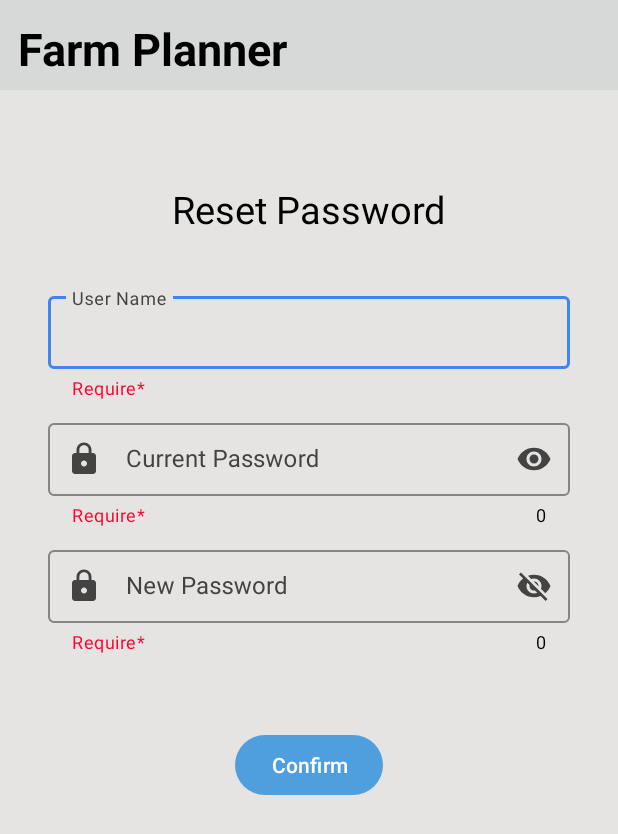
After one commit to nimeshkadecha/Dr.Kishan, an Android app: the _1_ForgotPassword screen opened directly, with no data from a screen before it, on a phone screen of 412 x 824 dp. The commit adds this screen. Shown: the top 834 px of the screen. Run offline under Robolectric (Android 15) with nearby library versions, the phone set to English and light mode, and no system bars; our stand-ins replace Firebase (no records; nobody signed in at launch, a user with empty details on screens opened directly).

Commit message:
completed forget password

```diff
--- a/app/src/main/AndroidManifest.xml
+++ b/app/src/main/AndroidManifest.xml
@@ -14,6 +14,9 @@
         android:supportsRtl="true"
         android:theme="@style/Theme.DrKishan"
         tools:targetApi="31">
+        <activity
+            android:name=".pages._1_ForgotPassword"
+            android:exported="false" />
         <activity
             android:name=".pages._4_ProductList_3_subStage"
             android:exported="false" />
--- a/app/src/main/java/com/nimeshkadecha/drkishan/pages/_1_LoginPage.java
+++ b/app/src/main/java/com/nimeshkadecha/drkishan/pages/_1_LoginPage.java
@@ -40,6 +40,11 @@ public class _1_LoginPage extends AppCompatActivity {
 		Button login = findViewById(R.id.loginBtn);
 		reference = FirebaseDatabase.getInstance().getReference("");
 		sharedPreferences = getSharedPreferences(PREFS_NAME, MODE_PRIVATE);
+
+		findViewById(R.id.forgetPassword).setOnClickListener(View ->{
+			Intent intent = new Intent(_1_LoginPage.this, _1_ForgotPassword.class);
+			startActivity(intent);
+		});
 
 		// ✅ If user is logged in, use SharedPreferences & skip Firebase
 		if (isUserLoggedIn()) {
@@ -142,5 +147,4 @@ public class _1_LoginPage extends AppCompatActivity {
 										.show();
 	}
 
-
 }
--- /dev/null
+++ b/app/src/main/res/drawable/ic_baseline_lock_24.xml
@@ -0,0 +1,10 @@
+<vector xmlns:android="http://schemas.android.com/apk/res/android"
+    android:width="24dp"
+    android:height="24dp"
+    android:tint="@color/white"
+    android:viewportWidth="24"
+    android:viewportHeight="24">
+    <path
+        android:fillColor="@android:color/white"
+        android:pathData="M18,8h-1L17,6c0,-2.76 -2.24,-5 -5,-5S7,3.24 7,6v2L6,8c-1.1,0 -2,0.9 -2,2v10c0,1.1 0.9,2 2,2h12c1.1,0 2,-0.9 2,-2L20,10c0,-1.1 -0.9,-2 -2,-2zM12,17c-1.1,0 -2,-0.9 -2,-2s0.9,-2 2,-2 2,0.9 2,2 -0.9,2 -2,2zM15.1,8L8.9,8L8.9,6c0,-1.71 1.39,-3.1 3.1,-3.1 1.71,0 3.1,1.39 3.1,3.1v2z" />
+</vector>
--- /dev/null
+++ b/app/src/main/res/layout/activity_1_1_forgot_password.xml
@@ -0,0 +1,129 @@
+<?xml version="1.0" encoding="utf-8"?>
+<androidx.constraintlayout.widget.ConstraintLayout xmlns:android="http://schemas.android.com/apk/res/android"
+    xmlns:app="http://schemas.android.com/apk/res-auto"
+    xmlns:tools="http://schemas.android.com/tools"
+    android:id="@+id/main"
+    android:layout_width="match_parent"
+    android:layout_height="match_parent"
+    tools:context=".pages._1_ForgotPassword">
+
+
+    <include
+        layout="@layout/header"
+        app:layout_constraintEnd_toEndOf="parent"
+        app:layout_constraintStart_toStartOf="parent"
+        app:layout_constraintTop_toTopOf="parent">
+
+    </include>
+
+    <TextView
+        style="@style/textView"
+        android:id="@+id/textView2"
+        android:layout_width="wrap_content"
+        android:layout_height="wrap_content"
+        android:layout_marginTop="122dp"
+        android:text="Reset Password"
+        android:textSize="25sp"
+        app:layout_constraintEnd_toEndOf="parent"
+        app:layout_constraintStart_toStartOf="parent"
+        app:layout_constraintTop_toTopOf="parent"
+        tools:ignore="HardcodedText" />
+
+    <com.google.android.material.textfield.TextInputLayout
+        android:id="@+id/textInputLayout5"
+        style="@style/TextInputLayout"
+        android:layout_width="match_parent"
+        android:layout_height="wrap_content"
+        android:layout_marginStart="32dp"
+        android:layout_marginTop="35dp"
+        android:layout_marginEnd="32dp"
+        android:hint="User Name"
+        app:endIconMode="clear_text"
+        app:helperText="Require*"
+        app:helperTextTextColor="#FF002E"
+        app:layout_constraintEnd_toEndOf="parent"
+        app:layout_constraintStart_toStartOf="parent"
+        app:layout_constraintTop_toBottomOf="@+id/textView2"
+        tools:ignore="HardcodedText">
+
+        <com.google.android.material.textfield.TextInputEditText
+            android:id="@+id/userName"
+            style="@style/TextInputEditText"
+            android:layout_width="match_parent"
+            android:layout_height="wrap_content"
+            android:inputType="text"
+            android:textColorHint="#FA0202"
+            tools:ignore="TextContrastCheck" />
+    </com.google.android.material.textfield.TextInputLayout>
+
+
+    <com.google.android.material.textfield.TextInputLayout
+        android:id="@+id/textInputLayout55"
+        style="@style/TextInputLayout"
+        android:layout_width="match_parent"
+        android:layout_height="wrap_content"
+        android:layout_marginStart="32dp"
+        android:layout_marginTop="10dp"
+        android:layout_marginEnd="32dp"
+        android:hint="Current Password"
+        app:counterEnabled="true"
+        app:endIconMode="password_toggle"
+        app:helperText="Require*"
+        app:helperTextTextColor="#FF002E"
+        app:layout_constraintEnd_toEndOf="parent"
+        app:layout_constraintStart_toStartOf="parent"
+        app:layout_constraintTop_toBottomOf="@+id/textInputLayout5"
+        app:startIconDrawable="@drawable/ic_baseline_lock_24"
+        tools:ignore="HardcodedText">
+
+        <com.google.android.material.textfield.TextInputEditText
+            android:id="@+id/password"
+            style="@style/TextInputEditText"
+            android:layout_width="match_parent"
+            android:layout_height="wrap_content"
+            android:inputType="textPassword"
+            android:textColorHint="#FA0202"
+            tools:ignore="TextContrastCheck" />
+    </com.google.android.material.textfield.TextInputLayout>
+
+    <Button
+        android:id="@+id/confirm"
+        android:layout_width="wrap_content"
+        android:layout_height="wrap_content"
+        android:layout_marginTop="50dp"
+        android:text="Confirm"
+        app:layout_constraintEnd_toEndOf="parent"
+        app:layout_constraintStart_toStartOf="parent"
+        app:layout_constraintTop_toBottomOf="@+id/textInputLayout6"
+        tools:ignore="HardcodedText,UsingOnClickInXml,TextContrastCheck" />
+
+    <com.google.android.material.textfield.TextInputLayout
+        android:id="@+id/textInputLayout6"
+        style="@style/TextInputLayout"
+        android:layout_width="match_parent"
+        android:layout_height="wrap_content"
+        android:layout_marginLeft="32dp"
+        android:layout_marginTop="10dp"
+        android:layout_marginRight="32dp"
+        android:hint="New Password"
+        app:counterEnabled="true"
+        app:endIconMode="password_toggle"
+        app:helperText="Require*"
+        app:helperTextTextColor="#FF002E"
+        app:layout_constraintEnd_toEndOf="parent"
+        app:layout_constraintStart_toStartOf="parent"
+        app:layout_constraintTop_toBottomOf="@+id/textInputLayout55"
+        app:startIconDrawable="@drawable/ic_baseline_lock_24"
+        tools:ignore="HardcodedText">
+
+        <com.google.android.material.textfield.TextInputEditText
+            android:id="@+id/newPassword"
+            style="@style/TextInputEditText"
+            android:textColorHint="#FA0202"
+            android:layout_width="match_parent"
+            android:layout_height="wrap_content"
+            android:inputType="textVisiblePassword"
+            tools:ignore="TextContrastCheck" />
+    </com.google.android.material.textfield.TextInputLayout>
+
+</androidx.constraintlayout.widget.ConstraintLayout>
```
Also changed, not shown: app/src/main/java/com/nimeshkadecha/drkishan/pages/_1_ForgotPassword.java (added, +173 -0 lines), app/src/main/res/layout/activity_1_login.xml (+17 -5 lines).
